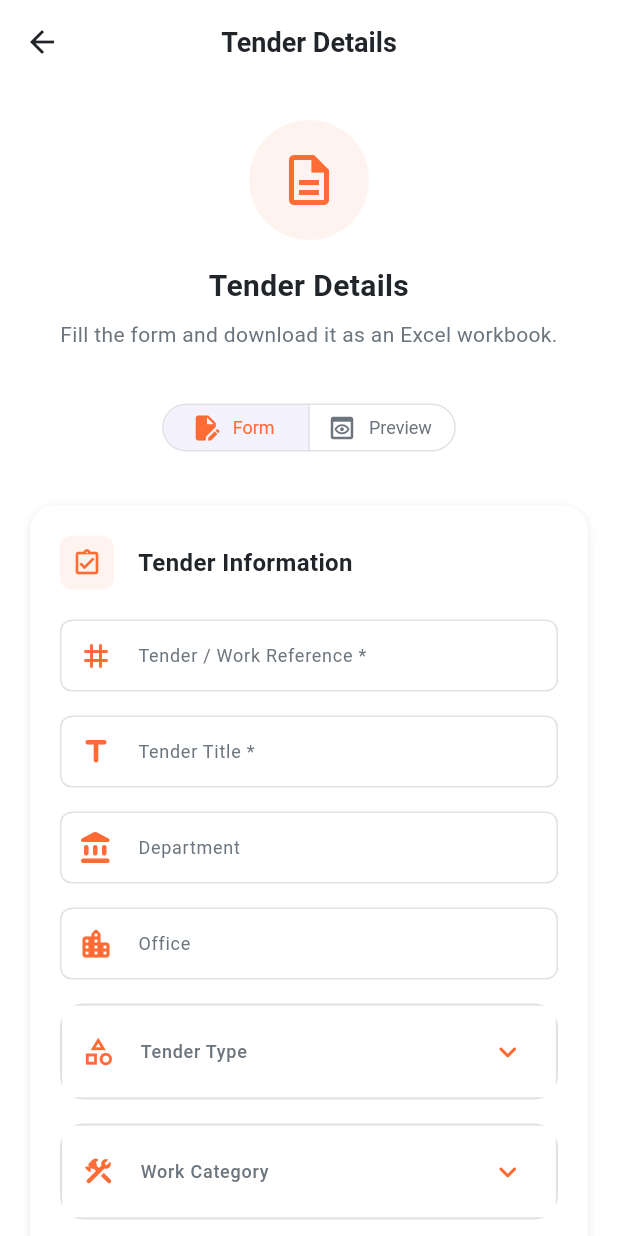
After one commit to parzi-al/kseb, a Flutter app: the TenderDetailsScreen screen opened directly, on a phone screen of 412 x 824 dp. The commit adds this screen. Run offline on Flutter 3.47's test engine with Material 3 defaults, Android fonts, the phone set to English and light mode, and no system bars; our stand-ins replace cloud_firestore, firebase_auth, firebase_core, firebase_storage, image_picker, percent_indicator; missing offline and left inert: excel, file_selector; accounts and stored records are empty.

Commit message:
feat: add tender details screen and export functionality

```diff
--- /dev/null
+++ b/lib/screens/tender_details_screen.dart
@@ -0,0 +1,579 @@
+import 'dart:io';
+
+import 'package:excel/excel.dart' as xls;
+import 'package:file_selector/file_selector.dart';
+import 'package:flutter/material.dart';
+import 'package:intl/intl.dart';
+
+import '../components/common/app_bar_builder.dart';
+import '../components/common/app_button.dart';
+import '../components/common/app_segmented_tabs.dart';
+import '../components/common/app_text_field.dart';
+import '../components/common/modern_dropdown.dart';
+import '../utils/app_colors.dart';
+import '../utils/app_decorations.dart';
+import '../utils/app_spacing.dart';
+import '../utils/app_toast.dart';
+import '../utils/app_typography.dart';
+
+class TenderDetailsScreen extends StatefulWidget {
+  const TenderDetailsScreen({super.key});
+
+  @override
+  State<TenderDetailsScreen> createState() => _TenderDetailsScreenState();
+}
+
+class _TenderDetailsScreenState extends State<TenderDetailsScreen>
+    with AutomaticKeepAliveClientMixin {
+  final _formKey = GlobalKey<FormState>();
+  final _dateFormat = DateFormat('dd MMM yyyy');
+
+  int _selectedTabIndex = 0;
+  bool _isExporting = false;
+
+  final _tenderReferenceController = TextEditingController();
+  final _tenderTitleController = TextEditingController();
+  final _departmentController = TextEditingController();
+  final _officeController = TextEditingController();
+  final _locationController = TextEditingController();
+  final _noticeDateController = TextEditingController();
+  final _submissionDeadlineController = TextEditingController();
+  final _openingDateController = TextEditingController();
+  final _workStartDateController = TextEditingController();
+  final _estimateAmountController = TextEditingController();
+  final _emdAmountController = TextEditingController();
+  final _securityDepositController = TextEditingController();
+  final _contactPersonController = TextEditingController();
+  final _contactPhoneController = TextEditingController();
+  final _remarksController = TextEditingController();
+
+  String? _selectedTenderType;
+  String? _selectedWorkCategory;
+
+  @override
+  void dispose() {
+    _tenderReferenceController.dispose();
+    _tenderTitleController.dispose();
+    _departmentController.dispose();
+    _officeController.dispose();
+    _locationController.dispose();
+    _noticeDateController.dispose();
+    _submissionDeadlineController.dispose();
+    _openingDateController.dispose();
+    _workStartDateController.dispose();
+    _estimateAmountController.dispose();
+    _emdAmountController.dispose();
+    _securityDepositController.dispose();
+    _contactPersonController.dispose();
+    _contactPhoneController.dispose();
+    _remarksController.dispose();
+    super.dispose();
+  }
+
+  @override
+  bool get wantKeepAlive => true;
+
+  String _textValue(TextEditingController controller) {
+    final value = controller.text.trim();
+    return value.isEmpty ? '-' : value;
+  }
+
+  String _stringValue(String? value) {
+    final text = value?.trim() ?? '';
+    return text.isEmpty ? '-' : text;
+  }
+
+  List<MapEntry<String, String>> get _previewRows => [
+        MapEntry(
+            'Tender / Work Reference', _textValue(_tenderReferenceController)),
+        MapEntry('Tender Title', _textValue(_tenderTitleController)),
+        MapEntry('Tender Type', _stringValue(_selectedTenderType)),
+        MapEntry('Work Category', _stringValue(_selectedWorkCategory)),
+        MapEntry('Department', _textValue(_departmentController)),
+        MapEntry('Office', _textValue(_officeController)),
+        MapEntry('Location', _textValue(_locationController)),
+        MapEntry('Notice Date', _textValue(_noticeDateController)),
+        MapEntry(
+            'Submission Deadline', _textValue(_submissionDeadlineController)),
+        MapEntry('Bid Opening Date', _textValue(_openingDateController)),
+        MapEntry('Work Start Date', _textValue(_workStartDateController)),
+        MapEntry('Estimate Amount', _textValue(_estimateAmountController)),
+        MapEntry('EMD Amount', _textValue(_emdAmountController)),
+        MapEntry('Security Deposit', _textValue(_securityDepositController)),
+        MapEntry('Contact Person', _textValue(_contactPersonController)),
+        MapEntry('Contact Phone', _textValue(_contactPhoneController)),
+        MapEntry('Remarks', _textValue(_remarksController)),
+      ];
+
+  Future<void> _pickDate(TextEditingController controller) async {
+    final pickedDate = await showDatePicker(
+      context: context,
+      initialDate: DateTime.now(),
+      firstDate: DateTime(2020),
+      lastDate: DateTime(2100),
+    );
+
+    if (pickedDate != null) {
+      controller.text = _dateFormat.format(pickedDate);
+      setState(() {});
+    }
+  }
+
+  Future<void> _exportToXlsx() async {
+    if (!_formKey.currentState!.validate()) {
+      AppToast.showError(context, 'Please fill all required fields correctly.');
+      return;
+    }
+
+    setState(() => _isExporting = true);
+
+    try {
+      final excel = xls.Excel.createExcel();
+      final sheet = excel['Tender Details'];
+
+      sheet.appendRow([
+        xls.TextCellValue('Tender Details Export'),
+      ]);
+      sheet.appendRow([
+        xls.TextCellValue('Field'),
+        xls.TextCellValue('Value'),
+      ]);
+      for (final row in _previewRows) {
+        sheet.appendRow([
+          xls.TextCellValue(row.key),
+          xls.TextCellValue(row.value),
+        ]);
+      }
+
+      final bytes = excel.encode();
+      if (bytes == null) {
+        throw Exception('Unable to generate the workbook.');
+      }
+
+      final saveLocation = await getSaveLocation(
+        suggestedName: _buildFileName(),
+        acceptedTypeGroups: const [
+          XTypeGroup(label: 'Excel Workbook', extensions: ['xlsx']),
+        ],
+      );
+
+      if (saveLocation == null) {
+        if (mounted) {
+          AppToast.showError(context, 'Export cancelled.');
+        }
+        return;
+      }
+
+      await File(saveLocation.path).writeAsBytes(bytes, flush: true);
+
+      if (mounted) {
+        AppToast.showSuccess(context, 'XLSX file saved successfully.');
+      }
+    } catch (e) {
+      if (mounted) {
+        AppErrorHandler.handleError(
+          context,
+          e,
+          customMessage: 'Failed to export the XLSX file',
+        );
+      }
+    } finally {
+      if (mounted) {
+        setState(() => _isExporting = false);
+      }
+    }
+  }
+
+  String _buildFileName() {
+    final baseName = _tenderReferenceController.text.trim().isEmpty
+        ? 'tender_details'
+        : _tenderReferenceController.text.trim();
+    final safeName = baseName.replaceAll(RegExp(r'[^a-zA-Z0-9-_]+'), '_');
+    final stamp = DateFormat('yyyyMMdd_HHmm').format(DateTime.now());
+    return '${safeName}_$stamp.xlsx';
+  }
+
+  @override
+  Widget build(BuildContext context) {
+    super.build(context);
+
+    return Scaffold(
+      backgroundColor: AppColors.background,
+      appBar: buildAppBar(title: 'Tender Details'),
+      body: Column(
+        children: [
+          _buildHeader(),
+          _buildTabs(),
+          Expanded(
+            child: IndexedStack(
+              index: _selectedTabIndex,
+              children: [
+                _buildFormTab(),
+                _buildPreviewTab(),
+              ],
+            ),
+          ),
+        ],
+      ),
+    );
+  }
+
+  Widget _buildHeader() {
+    return Container(
+      width: double.infinity,
+      color: AppColors.surface,
+      child: Padding(
+        padding: EdgeInsets.fromLTRB(
+          context.responsivePadding(AppSpacing.xl),
+          context.responsivePadding(AppSpacing.xl),
+          context.responsivePadding(AppSpacing.xl),
+          context.responsivePadding(AppSpacing.xl),
+        ),
+        child: Column(
+          children: [
+            Container(
+              padding: const EdgeInsets.all(AppSpacing.lg),
+              decoration: BoxDecoration(
+                color: AppColors.primaryWithLowOpacity,
+                shape: BoxShape.circle,
+              ),
+              child: Icon(
+                Icons.description_outlined,
+                size: AppTypography.iconSizeHero,
+                color: AppColors.primary,
+              ),
+            ),
+            const SizedBox(height: AppSpacing.base),
+            Text(
+              'Tender Details',
+              style: AppTypography.titleStyle,
+              textAlign: TextAlign.center,
+            ),
+            const SizedBox(height: AppSpacing.sm),
+            Text(
+              'Fill the form and download it as an Excel workbook.',
+              style: AppTypography.bodyStyle.copyWith(
+                color: AppColors.textSecondary,
+              ),
+              textAlign: TextAlign.center,
+            ),
+          ],
+        ),
+      ),
+    );
+  }
+
+  Widget _buildTabs() {
+    return AppSegmentedTabs(
+      selectedIndex: _selectedTabIndex,
+      onChanged: (index) => setState(() => _selectedTabIndex = index),
+      tabs: const [
+        AppSegmentedTab(icon: Icons.edit_document, label: 'Form'),
+        AppSegmentedTab(icon: Icons.preview_outlined, label: 'Preview'),
+      ],
+    );
+  }
+
+  Widget _buildFormTab() {
+    return Form(
+      key: _formKey,
+      child: SingleChildScrollView(
+        padding: EdgeInsets.all(context.responsivePadding(AppSpacing.lg)),
+        child: Column(
+          crossAxisAlignment: CrossAxisAlignment.stretch,
+          children: [
+            _buildSectionCard(
+              title: 'Tender Information',
+              icon: Icons.assignment_turned_in_outlined,
+              children: [
+                AppTextField(
+                  label: 'Tender / Work Reference *',
+                  controller: _tenderReferenceController,
+                  prefixIcon:
+                      const Icon(Icons.tag_rounded, color: AppColors.primary),
+                  validator: (value) => value == null || value.trim().isEmpty
+                      ? 'Enter reference.'
+                      : null,
+                ),
+                const SizedBox(height: AppSpacing.base),
+                AppTextField(
+                  label: 'Tender Title *',
+                  controller: _tenderTitleController,
+                  prefixIcon:
+                      const Icon(Icons.title_rounded, color: AppColors.primary),
+                  validator: (value) => value == null || value.trim().isEmpty
+                      ? 'Enter title.'
+                      : null,
+                ),
+                const SizedBox(height: AppSpacing.base),
+                AppTextField(
+                  label: 'Department',
+                  controller: _departmentController,
+                  prefixIcon: const Icon(Icons.account_balance_rounded,
+                      color: AppColors.primary),
+                ),
+                const SizedBox(height: AppSpacing.base),
+                AppTextField(
+                  label: 'Office',
+                  controller: _officeController,
+                  prefixIcon: const Icon(Icons.location_city_rounded,
+                      color: AppColors.primary),
+                ),
+                const SizedBox(height: AppSpacing.base),
+                ModernDropdown<String>(
+                  value: _selectedTenderType,
+                  label: 'Tender Type',
+                  prefixIcon: Icons.category_outlined,
+                  items: const [
+                    'Open Tender',
+                    'Limited Tender',
+                    'E-Tender',
+                    'Work Order',
+                    'Estimate',
+                  ]
+                      .map(
+                        (value) => ModernDropdownItem.create<String>(
+                          value: value,
+                          text: value,
+                        ),
+                      )
+                      .toList(),
+                  onChanged: (value) =>
+                      setState(() => _selectedTenderType = value),
+                ),
+                const SizedBox(height: AppSpacing.base),
+                ModernDropdown<String>(
+                  value: _selectedWorkCategory,
+                  label: 'Work Category',
+                  prefixIcon: Icons.construction_rounded,
+                  items: const [
+                    'Electrical',
+                    'Civil',
+                    'Electrical + Civil',
+                    'Maintenance',
+                    'Materials',
+                  ]
+                      .map(
+                        (value) => ModernDropdownItem.create<String>(
+                          value: value,
+                          text: value,
+                        ),
+                      )
+                      .toList(),
+                  onChanged: (value) =>
+                      setState(() => _selectedWorkCategory = value),
+                ),
+                const SizedBox(height: AppSpacing.base),
+                AppTextField(
+                  label: 'Location / Section',
+                  controller: _locationController,
+                  prefixIcon: const Icon(Icons.place_outlined,
+                      color: AppColors.primary),
+                ),
+              ],
+            ),
+            SizedBox(height: context.responsiveSpacing(AppSpacing.xl)),
+            _buildSectionCard(
+              title: 'Dates & Deadlines',
+              icon: Icons.event_available_rounded,
+              children: [
+                _buildDateField(
+                  label: 'Notice Date',
+                  controller: _noticeDateController,
+                ),
+                const SizedBox(height: AppSpacing.base),
+                _buildDateField(
+                  label: 'Submission Deadline',
+                  controller: _submissionDeadlineController,
+                ),
+                const SizedBox(height: AppSpacing.base),
+                _buildDateField(
+                  label: 'Bid Opening Date',
+                  controller: _openingDateController,
+                ),
+                const SizedBox(height: AppSpacing.base),
+                _buildDateField(
+                  label: 'Work Start Date',
+                  controller: _workStartDateController,
+                ),
+              ],
+            ),
+            SizedBox(height: context.responsiveSpacing(AppSpacing.xl)),
+            _buildSectionCard(
+              title: 'Financial Details',
+              icon: Icons.payments_outlined,
+              children: [
+                AppTextField(
+                  label: 'Estimate Amount',
+                  controller: _estimateAmountController,
+                  prefixIcon: const Icon(Icons.currency_rupee_rounded,
+                      color: AppColors.primary),
+                  keyboardType: TextInputType.number,
+                ),
+                const SizedBox(height: AppSpacing.base),
+                AppTextField(
+                  label: 'EMD Amount',
+                  controller: _emdAmountController,
+                  prefixIcon: const Icon(Icons.receipt_long_rounded,
+                      color: AppColors.primary),
+                  keyboardType: TextInputType.number,
+                ),
+                const SizedBox(height: AppSpacing.base),
+                AppTextField(
+                  label: 'Security Deposit',
+                  controller: _securityDepositController,
+                  prefixIcon: const Icon(Icons.security_rounded,
+                      color: AppColors.primary),
+                  keyboardType: TextInputType.number,
+                ),
+              ],
+            ),
+            SizedBox(height: context.responsiveSpacing(AppSpacing.xl)),
+            _buildSectionCard(
+              title: 'Contact & Notes',
+              icon: Icons.contact_mail_outlined,
+              children: [
+                AppTextField(
+                  label: 'Contact Person',
+                  controller: _contactPersonController,
+                  prefixIcon: const Icon(Icons.person_outline_rounded,
+                      color: AppColors.primary),
+                ),
+                const SizedBox(height: AppSpacing.base),
+                AppTextField(
+                  label: 'Contact Phone',
+                  controller: _contactPhoneController,
+                  prefixIcon: const Icon(Icons.phone_outlined,
+                      color: AppColors.primary),
+                  keyboardType: TextInputType.phone,
+                ),
+                const SizedBox(height: AppSpacing.base),
+                AppTextField(
+                  label: 'Remarks',
+                  controller: _remarksController,
+                  prefixIcon:
+                      const Icon(Icons.notes_rounded, color: AppColors.primary),
+                  maxLines: 4,
+                ),
+              ],
+            ),
+            SizedBox(height: context.responsiveSpacing(AppSpacing.xxl)),
+            AppButton(
+              label: _isExporting ? 'Generating XLSX...' : 'Download XLSX',
+              icon: Icons.download_rounded,
+              isLoading: _isExporting,
+              onPressed: _isExporting ? null : _exportToXlsx,
+            ),
+            const SizedBox(height: AppSpacing.xl),
+          ],
+        ),
+      ),
+    );
+  }
+
+  Widget _buildPreviewTab() {
+    return ListView(
+      padding: EdgeInsets.all(context.responsivePadding(AppSpacing.lg)),
+      children: [
+        Container(
+          padding: const EdgeInsets.all(AppSpacing.lg),
+          decoration: AppDecorations.modernCardDecoration,
+          child: Column(
+            crossAxisAlignment: CrossAxisAlignment.start,
+            children: [
+              Text('Workbook Preview', style: AppTypography.subheadingStyle),
+              const SizedBox(height: AppSpacing.xs),
+              Text(
+                'These rows will be written to the exported XLSX file.',
+                style: AppTypography.bodyStyle.copyWith(
+                  color: AppColors.textSecondary,
+                ),
+              ),
+            ],
+          ),
+        ),
+        const SizedBox(height: AppSpacing.base),
+        ..._previewRows.map(
+          (row) => Container(
+            margin: const EdgeInsets.only(bottom: AppSpacing.base),
+            padding: const EdgeInsets.all(AppSpacing.lg),
+            decoration: AppDecorations.modernCardDecoration,
+            child: Column(
+              crossAxisAlignment: CrossAxisAlignment.start,
+              children: [
+                Text(
+                  row.key,
+                  style: AppTypography.captionStyle.copyWith(
+                    color: AppColors.textSecondary,
+                  ),
+                ),
+                const SizedBox(height: AppSpacing.xs),
+                Text(row.value, style: AppTypography.bodyStyle),
+              ],
+            ),
+          ),
+        ),
+        const SizedBox(height: AppSpacing.base),
+        AppButton(
+          label: 'Download XLSX',
+          icon: Icons.download_rounded,
+          isLoading: _isExporting,
+          onPressed: _isExporting ? null : _exportToXlsx,
+        ),
+        const SizedBox(height: AppSpacing.xl),
+      ],
+    );
+  }
+
+  Widget _buildSectionCard({
+    required String title,
+    required IconData icon,
+    required List<Widget> children,
+  }) {
+    return Container(
+      decoration: AppDecorations.modernCardDecoration,
+      padding: const EdgeInsets.all(AppSpacing.lg),
+      child: Column(
+        crossAxisAlignment: CrossAxisAlignment.start,
+        children: [
+          Row(
+            children: [
+              Container(
+                padding: const EdgeInsets.all(AppSpacing.sm),
+                decoration: BoxDecoration(
+                  color: AppColors.primaryWithLowOpacity,
+                  borderRadius: BorderRadius.circular(AppSpacing.radiusSm),
+                ),
+                child: Icon(icon, color: AppColors.primary, size: 20),
+              ),
+              const SizedBox(width: AppSpacing.base),
+              Text(title, style: AppTypography.subheadingStyle),
+            ],
+          ),
+          const SizedBox(height: AppSpacing.lg),
+          ...children,
+        ],
+      ),
+    );
+  }
+
+  Widget _buildDateField({
+    required String label,
+    required TextEditingController controller,
+  }) {
+    return InkWell(
+      onTap: () => _pickDate(controller),
+      borderRadius: BorderRadius.circular(AppSpacing.radiusDefault),
+      child: AbsorbPointer(
+        child: AppTextField(
+          label: label,
+          controller: controller,
+          hintText: 'Select date',
+          prefixIcon: const Icon(Icons.event_rounded, color: AppColors.primary),
+          suffixIcon: const Icon(Icons.calendar_today_rounded,
+              color: AppColors.primary),
+        ),
+      ),
+    );
+  }
+}
--- a/lib/screens/worker_home_screen.dart
+++ b/lib/screens/worker_home_screen.dart
@@ -8,6 +8,7 @@ import 'bonus_management_screen.dart';
 import 'bonus_history_screen.dart';
 import 'material_management_screen.dart';
 import 'portal_module_screen.dart';
+import 'tender_details_screen.dart';
 import '../utils/app_colors.dart';
 import '../utils/app_typography.dart';
 import '../utils/app_spacing.dart';
@@ -768,6 +769,7 @@ class _WorkerHomeScreenState extends State<WorkerHomeScreen>
           label: 'Polevar',
           sections: _polevarSections(),
         ),
+        _tenderExportCard(context),
         _portalCard(
           context,
           icon: Icons.receipt_long_rounded,
@@ -803,6 +805,7 @@ class _WorkerHomeScreenState extends State<WorkerHomeScreen>
           label: 'Polevar',
           sections: _polevarSections(),
         ),
+        _tenderExportCard(context),
         _portalCard(
           context,
           icon: Icons.receipt_long_rounded,
@@ -1226,6 +1229,16 @@ class _WorkerHomeScreenState extends State<WorkerHomeScreen>
     );
   }
 
+  Widget _tenderExportCard(BuildContext context) {
+    return _buildDashboardCard(
+      context,
+      icon: Icons.description_outlined,
+      label: 'Tender Export',
+      color: AppColors.dashboardCardColors[1],
+      destination: const TenderDetailsScreen(),
+    );
+  }
+
   Color _portalCardColor(String label) {
     switch (label) {
       case 'Polevar':
--- a/pubspec.yaml
+++ b/pubspec.yaml
@@ -44,6 +44,8 @@ dependencies:
   google_fonts: ^6.2.1
   percent_indicator: ^4.2.3 # For the circular attendance progress bar
   intl: ^0.20.0 # For date formatting
+  excel: ^4.0.6
+  file_selector: ^1.0.3
   table_calendar: ^3.1.2 # For calendar view
 
   cupertino_icons: ^1.0.6
```
Also changed, not shown: pubspec.lock.
